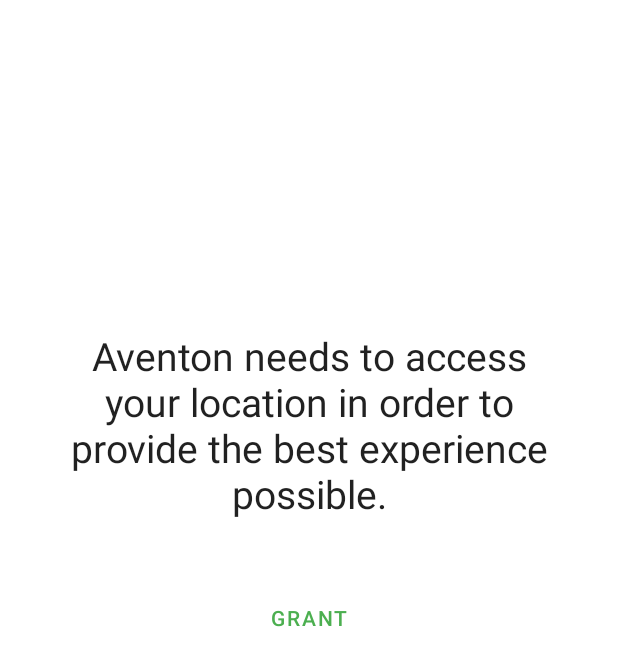
After one commit to AventonTech/android-quick-test, an Android app: the layout fragment_permissions_denied.xml on its own in the app's theme, with its tools: preview values and no code run, on a phone screen of 412 x 824 dp. The commit adds this screen. Shown: the top 666 px of the screen. Run offline under Robolectric (Android 15) with nearby library versions, the phone set to English and light mode, and no system bars; network calls fail.

Commit message:
Fragments ready.

```diff
--- /dev/null
+++ b/app/src/debug/assets/aventon.properties
@@ -0,0 +1 @@
+MAPBOX_KEY =pk.eyJ1IjoiYWxleGNoZTc3IiwiYSI6ImNqdGk1cmVjcjJsbmYzeW85M210dnAwcGEifQ._aTLHUdNlc853eroXREiyA
--- a/app/src/main/res/layout/activity_main.xml
+++ b/app/src/main/res/layout/activity_main.xml
@@ -5,7 +5,7 @@
     android:id="@+id/container"
     android:layout_width="match_parent"
     android:layout_height="match_parent"
-    tools:context=".MainActivity">
+    tools:context=".views.MainActivity">
 
     <FrameLayout
         android:id="@+id/main_content"
--- /dev/null
+++ b/app/src/main/res/layout/fragment_permissions_denied.xml
@@ -0,0 +1,49 @@
+<?xml version="1.0" encoding="utf-8"?>
+<androidx.constraintlayout.widget.ConstraintLayout xmlns:android="http://schemas.android.com/apk/res/android"
+    xmlns:app="http://schemas.android.com/apk/res-auto"
+    xmlns:tools="http://schemas.android.com/tools"
+    android:layout_width="match_parent"
+    android:layout_height="match_parent"
+
+    android:layout_margin="8dp"
+    tools:context=".views.fragments.PermissionsDenied">
+
+    <TextView
+        android:id="@+id/messageTxt"
+        style="@style/MaterialAlertDialog.MaterialComponents.Title.Panel.CenterStacked"
+        android:layout_width="match_parent"
+        android:layout_height="wrap_content"
+        android:layout_gravity="center"
+        android:layout_marginStart="8dp"
+        android:layout_marginLeft="8dp"
+        android:layout_marginTop="8dp"
+        android:layout_marginEnd="8dp"
+        android:layout_marginRight="8dp"
+        android:layout_marginBottom="8dp"
+        android:text="@string/location_request_rationale"
+        android:textAlignment="center"
+        android:textSize="26sp"
+        app:layout_constraintBottom_toTopOf="@+id/material_button"
+        app:layout_constraintEnd_toEndOf="parent"
+        app:layout_constraintStart_toStartOf="parent"
+        app:layout_constraintTop_toTopOf="parent"
+        app:layout_constraintVertical_bias="0.847" />
+
+    <com.google.android.material.button.MaterialButton
+        android:id="@+id/material_button"
+        style="@style/Widget.MaterialComponents.Button.TextButton"
+        android:layout_width="wrap_content"
+        android:layout_height="wrap_content"
+        android:layout_marginStart="8dp"
+        android:layout_marginLeft="8dp"
+        android:layout_marginTop="8dp"
+        android:layout_marginEnd="8dp"
+        android:layout_marginRight="8dp"
+        android:layout_marginBottom="8dp"
+        android:text="@string/grant"
+        app:layout_constraintBottom_toBottomOf="parent"
+        app:layout_constraintEnd_toEndOf="parent"
+        app:layout_constraintStart_toStartOf="parent"
+        app:layout_constraintTop_toTopOf="parent" />
+
+</androidx.constraintlayout.widget.ConstraintLayout>
--- a/app/src/main/res/values/strings.xml
+++ b/app/src/main/res/values/strings.xml
@@ -5,4 +5,11 @@
     <string name="title_notifications">Notifications</string>
     <string name="person">Me</string>
     <string name="maps">Maps</string>
+
+    <!-- TODO: Remove or change this placeholder text -->
+    <string name="hello_blank_fragment">Hello blank fragment</string>
+    <string name="attention">Atenttion</string>
+    <string name="location_request_rationale">Aventon needs to access your location in order to provide the best experience possible.</string>
+    <string name="grant">Grant</string>
+    <string name="deny">Deny</string>
 </resources>
--- a/app/src/main/res/values/styles.xml
+++ b/app/src/main/res/values/styles.xml
@@ -1,7 +1,7 @@
 <resources>
 
     <!-- Base application theme. -->
-    <style name="AppTheme" parent="Theme.AppCompat.Light.DarkActionBar">
+    <style name="AppTheme" parent="Theme.MaterialComponents.Light.DarkActionBar">
         <!-- Customize your theme here. -->
         <item name="colorPrimary">@color/colorPrimary</item>
         <item name="colorPrimaryDark">@color/colorPrimaryDark</item>
--- a/build.gradle
+++ b/build.gradle
@@ -18,6 +18,8 @@ allprojects {
     repositories {
         google()
         jcenter()
+        mavenCentral()
+
 
     }
 }
```
Also changed, not shown: app/build.gradle (+18 -7 lines), app/src/main/AndroidManifest.xml (+6 -2 lines), app/src/main/java/ni/alvaro/dev/aventontest/AventonApp.java (added, +28 -0 lines), app/src/main/java/ni/alvaro/dev/aventontest/MainActivity.java (deleted, +0 -38 lines), app/src/main/java/ni/alvaro/dev/aventontest/utils/PropertyManager.java (added, +46 -0 lines), app/src/main/java/ni/alvaro/dev/aventontest/utils/Util.java (added, +23 -0 lines), app/src/main/java/ni/alvaro/dev/aventontest/views/MainActivity.java (added, +82 -0 lines), app/src/main/java/ni/alvaro/dev/aventontest/views/fragments/MapFragment.java (added, +73 -0 lines), app/src/main/java/ni/alvaro/dev/aventontest/views/fragments/PermissionsDenied.java (added, +90 -0 lines), app/src/main/java/ni/alvaro/dev/aventontest/views/fragments/ProfileFragment.java (added, +40 -0 lines), app/src/main/res/layout/fragment_map.xml (added, +11 -0 lines), app/src/main/res/layout/fragment_profile.xml (added, +14 -0 lines).
